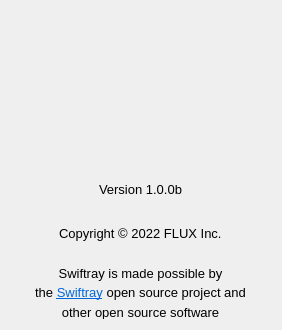
The window that src/windows/about-window.ui (flux3dp/swiftray) describes before a commit, drawn with Qt 5.
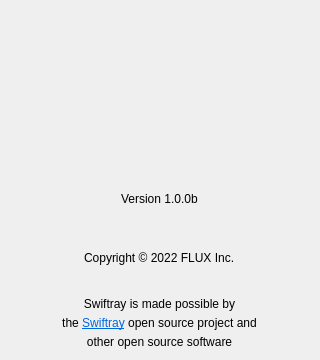
The same window after the commit. Icons and pictures are not drawn.

What changed in the file:
```diff
--- a/src/windows/about-window.ui
+++ b/src/windows/about-window.ui
@@ -6,8 +6,8 @@
    <rect>
     <x>0</x>
     <y>0</y>
-    <width>282</width>
-    <height>330</height>
+    <width>320</width>
+    <height>360</height>
    </rect>
   </property>
   <property name="sizePolicy">
@@ -18,14 +18,14 @@
   </property>
   <property name="minimumSize">
    <size>
-    <width>282</width>
-    <height>330</height>
+    <width>320</width>
+    <height>360</height>
    </size>
   </property>
   <property name="maximumSize">
    <size>
-    <width>320</width>
-    <height>380</height>
+    <width>16777215</width>
+    <height>16777215</height>
    </size>
   </property>
   <property name="windowTitle">
@@ -105,7 +105,7 @@
         </sizepolicy>
        </property>
        <property name="text">
-        <string>&lt;html&gt;&lt;head/&gt;&lt;body&gt;&lt;p&gt;&lt;span style=&quot; font-size:10pt;&quot;&gt;Version 1.0.0b&lt;/span&gt;&lt;/p&gt;&lt;/body&gt;&lt;/html&gt;</string>
+        <string>&lt;html&gt;&lt;head/&gt;&lt;body&gt;&lt;p&gt;Version 1.0.0b&lt;/span&gt;&lt;/p&gt;&lt;/body&gt;&lt;/html&gt;</string>
        </property>
       </widget>
      </item>
@@ -118,7 +118,7 @@
         </sizepolicy>
        </property>
        <property name="text">
-        <string>&lt;html&gt;&lt;head/&gt;&lt;body&gt;&lt;p&gt;&lt;span style=&quot; font-size:10pt;&quot;&gt;Copyright © 2022 FLUX Inc.&lt;/span&gt;&lt;/p&gt;&lt;/body&gt;&lt;/html&gt;</string>
+        <string>&lt;html&gt;&lt;head/&gt;&lt;body&gt;&lt;p&gt;Copyright © 2022 FLUX Inc.&lt;/span&gt;&lt;/p&gt;&lt;/body&gt;&lt;/html&gt;</string>
        </property>
       </widget>
      </item>
@@ -140,7 +140,7 @@
         <number>0</number>
        </property>
        <property name="text">
-        <string>&lt;html&gt;&lt;head/&gt;&lt;body&gt;&lt;p align=&quot;center&quot; style=&quot;line-height:0.5&quot;&gt;&lt;span style=&quot; font-size:10pt;&quot;&gt;&lt;br/&gt;Swiftray is made possible by&lt;/span&gt;&lt;/p&gt;&lt;p align=&quot;center&quot; style=&quot;line-height:0.5&quot;&gt;&lt;span style=&quot; font-size:10pt;&quot;&gt;the &lt;/span&gt;&lt;a href=&quot;https://github.com/flux3dp/swiftray&quot;&gt;&lt;span style=&quot; font-size:10pt; text-decoration: underline; color:#0068da;&quot;&gt;Swiftray&lt;/span&gt;&lt;/a&gt;&lt;span style=&quot; font-size:10pt;&quot;&gt; open source project and&lt;/span&gt;&lt;/p&gt;&lt;p align=&quot;center&quot; style=&quot;line-height:0.5&quot;&gt;&lt;span style=&quot; font-size:10pt;&quot;&gt;other open source software&lt;br/&gt;&lt;/span&gt;&lt;/p&gt;&lt;/body&gt;&lt;/html&gt;</string>
+        <string>&lt;html&gt;&lt;head/&gt;&lt;body&gt;&lt;p align=&quot;center&quot; style=&quot;line-height:0.5&quot;&gt;&lt;br/&gt;Swiftray is made possible by&lt;/span&gt;&lt;/p&gt;&lt;p align=&quot;center&quot; style=&quot;line-height:0.5&quot;&gt;the &lt;/span&gt;&lt;a href=&quot;https://github.com/flux3dp/swiftray&quot;&gt;&lt;span style=&quot;text-decoration: underline; color:#0068da;&quot;&gt;Swiftray&lt;/span&gt;&lt;/a&gt; open source project and&lt;/span&gt;&lt;/p&gt;&lt;p align=&quot;center&quot; style=&quot;line-height:0.5&quot;&gt;other open source software&lt;br/&gt;&lt;/span&gt;&lt;/p&gt;&lt;/body&gt;&lt;/html&gt;</string>
        </property>
       </widget>
      </item>
```
